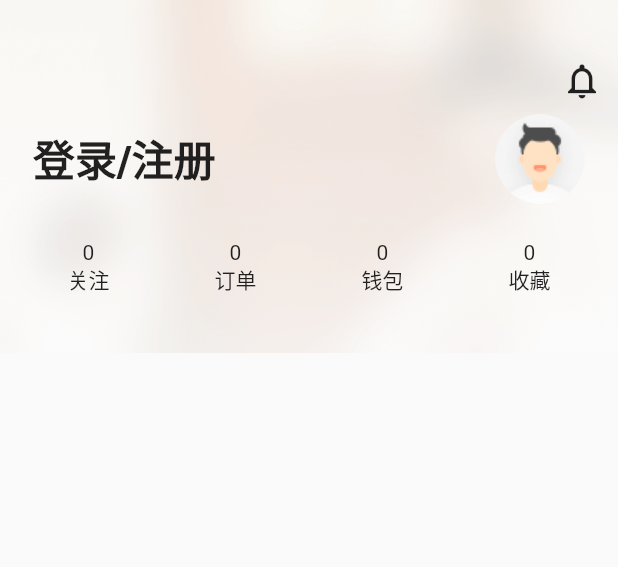
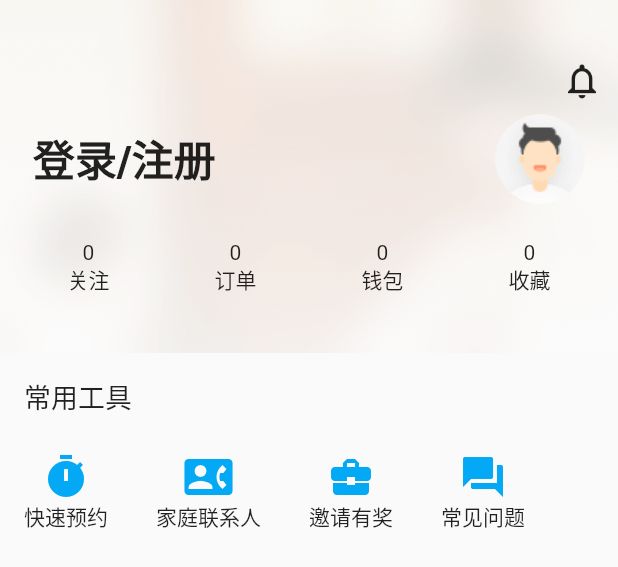
Before and after one commit to Hu-Wentao/health_assistant, a Flutter app: the MyScreen widget shown alone on an empty page, opened directly, on a phone screen of 412 x 824 dp. Shown: the top 567 px of the screen. Run offline on Flutter 3.47's test engine with Material 2 defaults, Android fonts, the phone set to English and light mode, and no system bars; our stand-ins replace bloc, dio, equatable, flutter_bloc, flutter_swiper, fluttertoast and 1 more; missing offline and left inert: auto_orientation, groovin_material_icons; accounts and stored records are empty; statements that could not run were skipped.

```diff
--- a/lib/routes.dart
+++ b/lib/routes.dart
@@ -9,7 +9,6 @@ import 'package:health_assistant/page/about_page.dart';
 import 'package:health_assistant/page/login_page.dart';
 import 'package:health_assistant/page/home_page.dart';
 
-import 'bloc/authentication/authentication_bloc.dart';
 import 'bloc/bloc.dart';
 
 class AppRouts {
--- a/lib/screens/my_screen.dart
+++ b/lib/screens/my_screen.dart
@@ -10,8 +10,11 @@ class MyScreen extends StatelessWidget {
   @override
   Widget build(BuildContext context) {
     return Column(
+      crossAxisAlignment: CrossAxisAlignment.start,
       children: <Widget>[
         _getUserCard(context),
+        _getTitleBar("常用工具"),
+        _getToolFlow(context),
       ],
     );
   }
@@ -41,9 +44,10 @@ class MyScreen extends StatelessWidget {
                 children: <Widget>[
                   GestureDetector(
                     child: Text("登录/注册",
-                        style:
-                            TextStyle(fontWeight: FontWeight.w800, fontSize: 28)),
-                    onTap: ()=>AppRouts.goPageBy(AppRouts.LOGIN_PAGE, context),
+                        style: TextStyle(
+                            fontWeight: FontWeight.w800, fontSize: 28)),
+                    onTap: () =>
+                        AppRouts.goPageBy(AppRouts.LOGIN_PAGE, context),
                   ),
                   ClipOval(child: Image.asset("images/default_avatar.png")),
                 ],
@@ -52,24 +56,54 @@ class MyScreen extends StatelessWidget {
             // 第3行, "关注" "医生" "钱包"...等
             Row(
               mainAxisAlignment: MainAxisAlignment.spaceAround,
-              children: List.generate(
-                  4, (i) => _buildValueBlock(0, userCardTitles[i])),
+              children: List.generate(4,
+                  (i) => _buildValueBlock(const Text("0"), userCardTitles[i])),
             ),
           ],
         ),
       ),
     );
   }
+
+  _getTitleBar(String title) {
+    return Padding(
+      padding: const EdgeInsets.fromLTRB(16, 16, 0, 8),
+      child: Text(
+        title,
+        style: TextStyle(fontWeight: FontWeight.w500, fontSize: 18),
+      ),
+    );
+  }
+
+  /// 常用工具
+  _getToolFlow(BuildContext context) {
+    /// 假数据
+    List<IconData> icons = [
+      Icons.timer,
+      Icons.contact_phone,
+      Icons.business_center,
+      Icons.question_answer,
+    ];
+    List<String> titles = ["快速预约", "家庭联系人", "邀请有奖", "常见问题"];
+    return Wrap(
+      children: List.generate(
+          icons.length,
+          (i) => _buildValueBlock(
+              Icon(icons[i], color: Colors.lightBlue, size: 32), titles[i],
+              padding: const EdgeInsets.all(16))),
+    );
+  }
 }
 
-//. 上数值, 下文字
-_buildValueBlock(int val, String title) {
+/// 上widget, 下文字
+_buildValueBlock(Widget wid, String title,
+    {EdgeInsets padding: const EdgeInsets.all(8.0)}) {
   return Padding(
-    padding: const EdgeInsets.all(8.0),
+    padding: padding,
     child: Column(
       children: <Widget>[
-        Text("$val"),
-        Text(title, style: TextStyle(fontWeight: FontWeight.w300)),
+        wid,
+        Text(title, style: TextStyle(fontWeight: FontWeight.w400)),
       ],
     ),
   );
```
Also changed, not shown: 20 other files.
